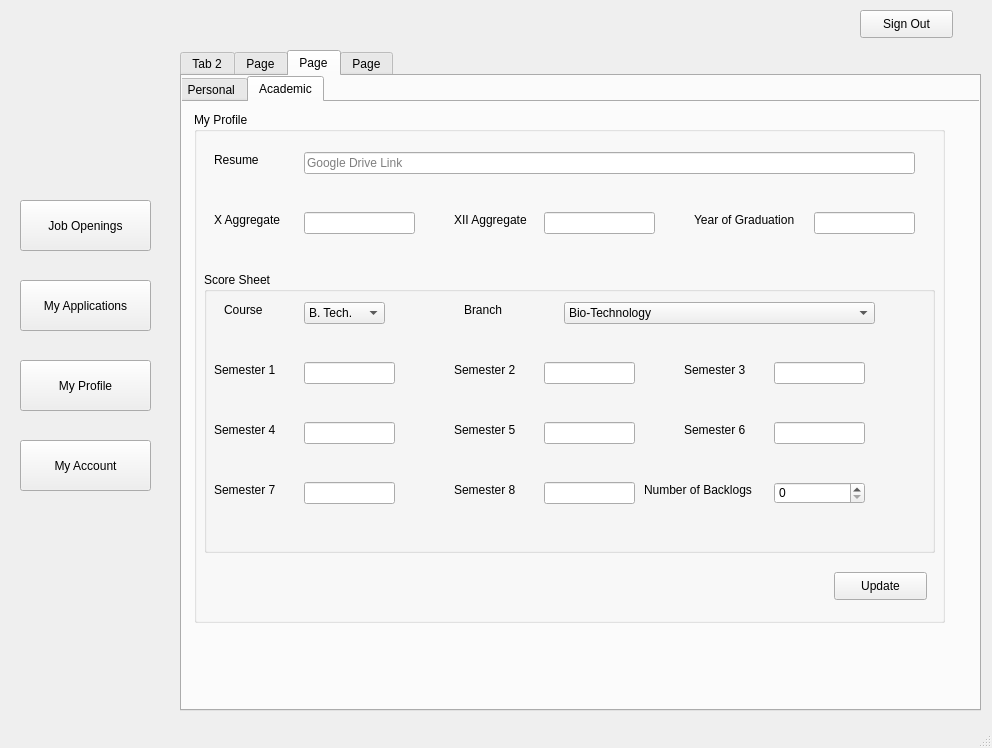
First picture: the form in frontend/ui/placement_cell_student.ui, repository raghuvanshraj/Placement-Cell-Management-System, before the edit.
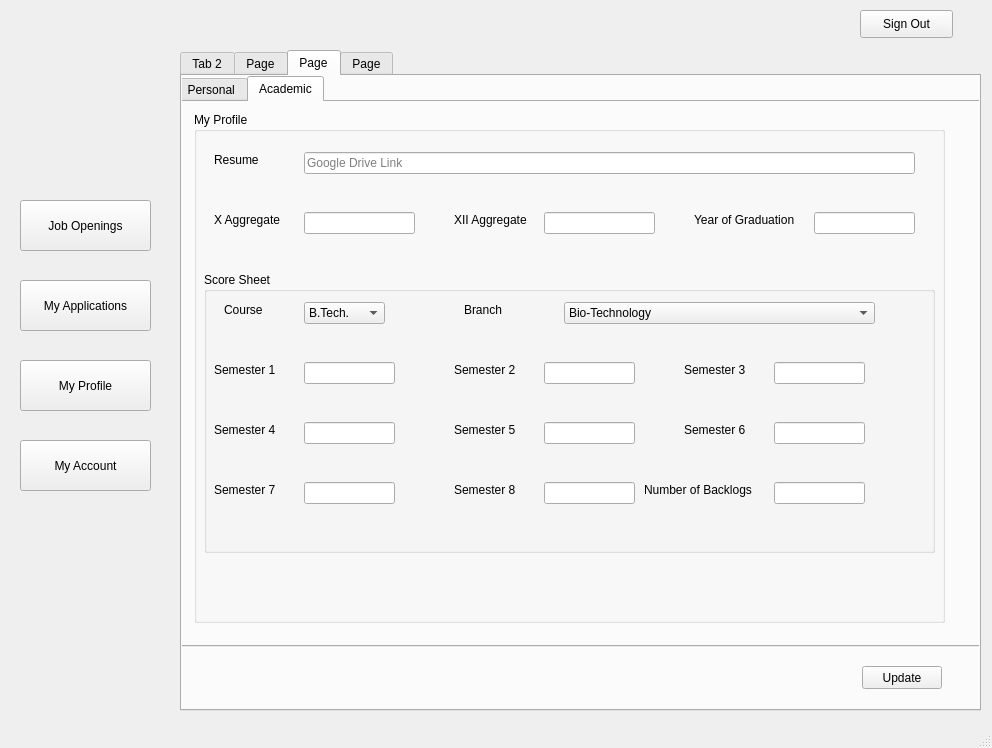
Second picture: the form after the edit. The open tabs and pages were chosen to show the change. Icons and pictures are not drawn.

Commit message: completed student functionality

The edit to the form file:
```diff
--- a/frontend/ui/placement_cell_student.ui
+++ b/frontend/ui/placement_cell_student.ui
@@ -243,7 +243,7 @@
         <x>-10</x>
         <y>0</y>
         <width>811</width>
-        <height>641</height>
+        <height>571</height>
        </rect>
       </property>
       <property name="currentIndex">
@@ -869,20 +869,7 @@
           <string>XII Aggregate</string>
          </property>
         </widget>
-        <widget class="QPushButton" name="pushButton_8">
-         <property name="geometry">
-          <rect>
-           <x>640</x>
-           <y>460</y>
-           <width>93</width>
-           <height>28</height>
-          </rect>
-         </property>
-         <property name="text">
-          <string>Update</string>
-         </property>
-        </widget>
-        <widget class="QLineEdit" name="lineEdit_6">
+        <widget class="QLineEdit" name="marks12LineEdit">
          <property name="geometry">
           <rect>
            <x>350</x>
@@ -1078,16 +1065,6 @@
            <string>Number of Backlogs</string>
           </property>
          </widget>
-         <widget class="QSpinBox" name="spinBox">
-          <property name="geometry">
-           <rect>
-            <x>570</x>
-            <y>210</y>
-            <width>91</width>
-            <height>22</height>
-           </rect>
-          </property>
-         </widget>
          <widget class="QLabel" name="label_13">
           <property name="geometry">
            <rect>
@@ -1112,7 +1089,7 @@
           </property>
           <item>
            <property name="text">
-            <string>B. Tech.</string>
+            <string>B.Tech.</string>
            </property>
           </item>
           <item>
@@ -1337,6 +1314,16 @@
            <string>Semester 8</string>
           </property>
          </widget>
+         <widget class="QLineEdit" name="backlogsLineEdit">
+          <property name="geometry">
+           <rect>
+            <x>570</x>
+            <y>210</y>
+            <width>91</width>
+            <height>22</height>
+           </rect>
+          </property>
+         </widget>
         </widget>
         <widget class="QLabel" name="label_26">
          <property name="geometry">
@@ -1374,6 +1361,19 @@
        </widget>
       </widget>
      </widget>
+     <widget class="QPushButton" name="updateInfoPushButton">
+      <property name="geometry">
+       <rect>
+        <x>680</x>
+        <y>590</y>
+        <width>80</width>
+        <height>23</height>
+       </rect>
+      </property>
+      <property name="text">
+       <string>Update</string>
+      </property>
+     </widget>
     </widget>
     <widget class="QWidget" name="tab_5">
      <attribute name="title">
```
Left out of the diff: 152 changed lines with no effect on the pictures. The commit also changes 6 other files.
